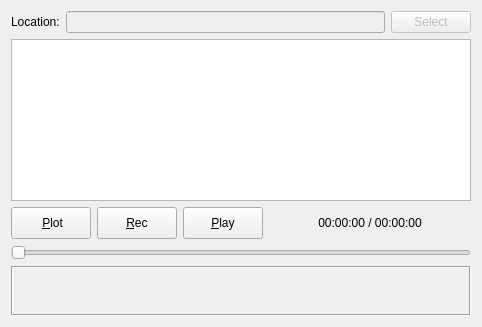
The window that qtgui/iq_tool.ui (gqrx-sdr/gqrx) describes before a commit, drawn with Qt 5.
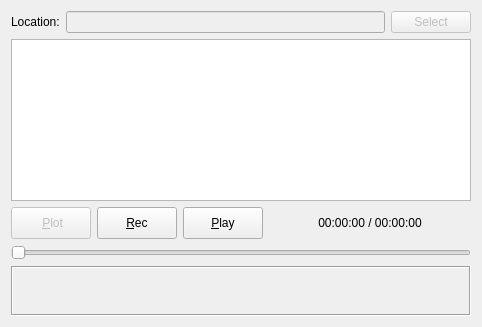
The same window after the commit. Icons and pictures are not drawn.

```diff
--- a/qtgui/iq_tool.ui
+++ b/qtgui/iq_tool.ui
@@ -84,7 +84,7 @@
      <item>
       <widget class="QPushButton" name="plotButton">
        <property name="enabled">
-        <bool>true</bool>
+        <bool>false</bool>
        </property>
        <property name="minimumSize">
         <size>
```
Left out of the diff: 3 changed lines with no effect on the pictures.
